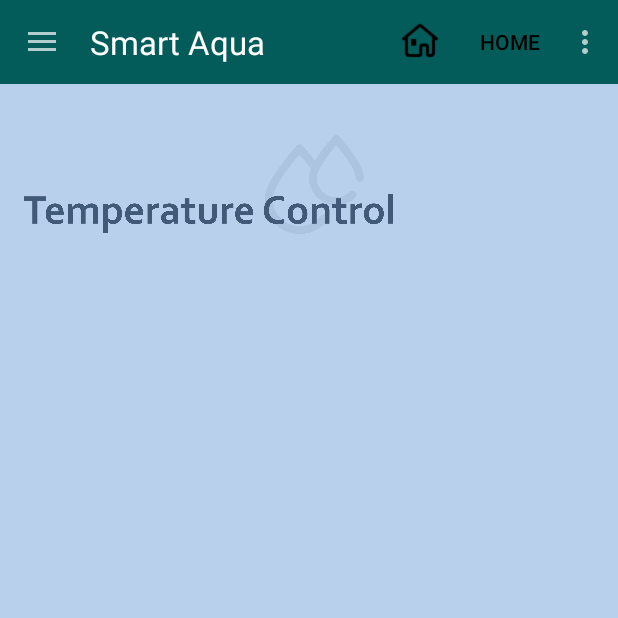
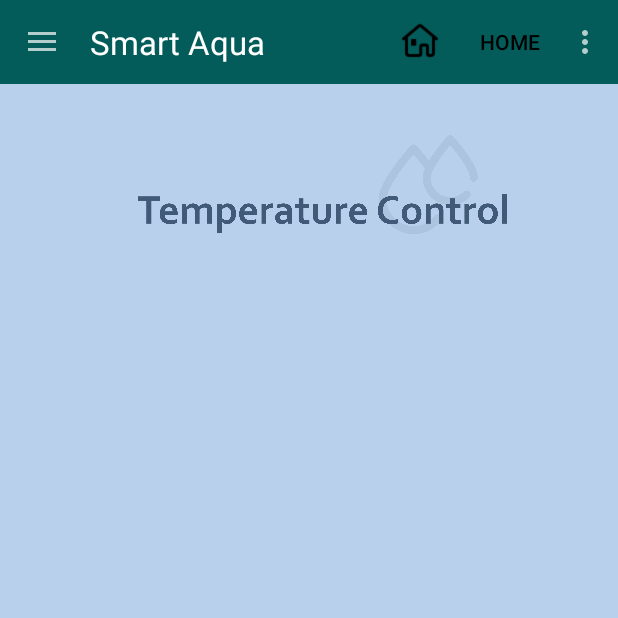
Before and after one commit to ValiQuez/SmartAqua, an Android app: the screen it shows after launch (MainActivity), in the side drawer, after a tap on "Temperature Monitor", on a phone screen of 412 x 824 dp, the top half of it. Run offline under Robolectric (Android 15) with nearby library versions, the light colour scheme and no system bars.

Commit message:
Center image view of temperature fragment

```diff
--- a/SmartAqua/src/main/res/layout/fragment_smart_aqua_temperature.xml
+++ b/SmartAqua/src/main/res/layout/fragment_smart_aqua_temperature.xml
@@ -12,13 +12,13 @@
     android:layout_height="match_parent"
     android:background="@color/columbia_blue"
     tools:context=".SmartAquaTemperature">
-    <!-- TODO: Update blank fragment layout -->
 
     <ImageView
         android:id="@+id/SmartAquaTempTitle"
         android:layout_width="260dp"
         android:layout_height="134dp"
         android:layout_marginStart="10dp"
+        android:layout_gravity="top|center_horizontal"
         android:src="@drawable/temperature_control_title" />
 
     <TextView
```
